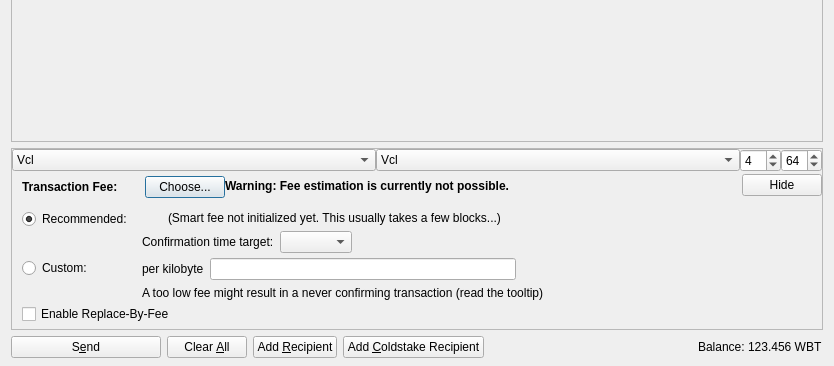
vpubchain/vircle-core, file src/qt/forms/sendcoinsdialog.ui: the form before one commit; both pictures show x 0 to 834 and y 241 to 607 of the 834 by 607 pixel window.
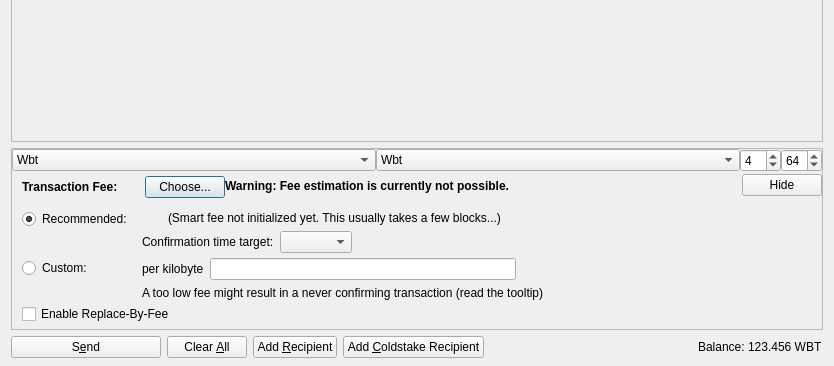
The form after the commit. Icons and pictures are not drawn. Custom widgets are drawn as their Qt base class.

Patch:
```diff
--- a/src/qt/forms/sendcoinsdialog.ui
+++ b/src/qt/forms/sendcoinsdialog.ui
@@ -673,7 +673,7 @@
           </property>
           <item>
            <property name="text">
-            <string>Vcl</string>
+            <string>Wbt</string>
            </property>
           </item>
           <item>
@@ -695,7 +695,7 @@
           </property>
           <item>
            <property name="text">
-            <string>Vcl</string>
+            <string>Wbt</string>
            </property>
           </item>
           <item>
```
